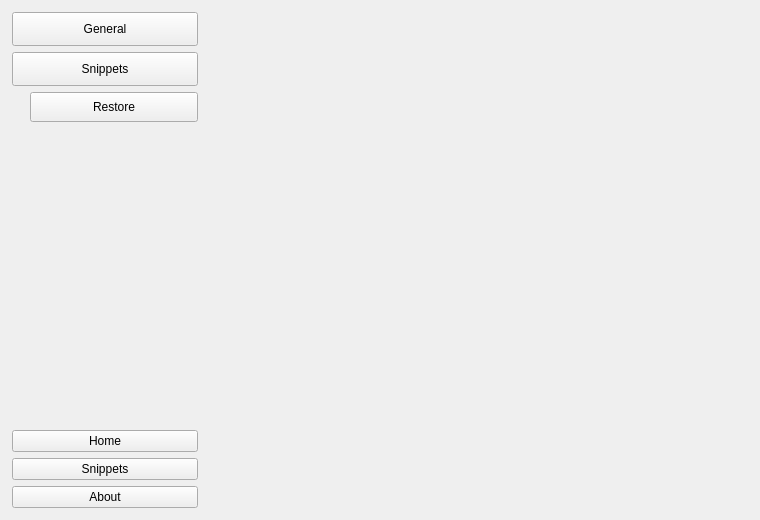
Old version of the form core/ui/settings/settings_screen.ui in the repository RearmostP/PySnips.
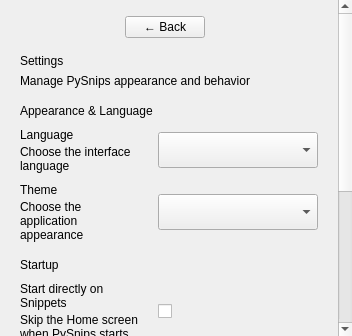
New version of the form.

The edit to the form file:
```diff
--- a/core/ui/settings/settings_screen.ui
+++ b/core/ui/settings/settings_screen.ui
@@ -2,21 +2,10 @@
 <ui version="4.0">
  <class>SettingsDialog</class>
  <widget class="QWidget" name="SettingsScreen">
-  <property name="geometry">
-   <rect>
-    <x>0</x>
-    <y>0</y>
-    <width>760</width>
-    <height>520</height>
-   </rect>
-  </property>
   <property name="windowTitle">
    <string>Settings</string>
   </property>
-  <layout class="QVBoxLayout" name="dialog_layout">
-   <property name="spacing">
-    <number>0</number>
-   </property>
+  <layout class="QVBoxLayout" name="main_layout">
    <property name="leftMargin">
     <number>0</number>
    </property>
@@ -30,171 +19,904 @@
     <number>0</number>
    </property>
    <item>
-    <layout class="QHBoxLayout" name="content_layout">
-     <property name="spacing">
-      <number>0</number>
+    <widget class="QScrollArea" name="settings_scroll">
+     <property name="widgetResizable">
+      <bool>true</bool>
      </property>
-     <item>
-      <widget class="QWidget" name="wdg_settings_sidebar">
-       <property name="minimumSize">
-        <size>
-         <width>210</width>
-         <height>0</height>
-        </size>
+     <property name="frameShape">
+      <enum>QFrame::NoFrame</enum>
+     </property>
+     <widget class="QWidget" name="settings_content">
+      <layout class="QHBoxLayout" name="viewport_layout">
+       <property name="leftMargin">
+        <number>0</number>
        </property>
-       <property name="maximumSize">
-        <size>
-         <width>260</width>
-         <height>16777215</height>
-        </size>
+       <property name="topMargin">
+        <number>0</number>
        </property>
-       <layout class="QVBoxLayout" name="sidebar_layout">
-        <property name="spacing">
-         <number>6</number>
-        </property>
-        <property name="leftMargin">
-         <number>12</number>
-        </property>
-        <property name="topMargin">
-         <number>12</number>
-        </property>
-        <property name="rightMargin">
-         <number>12</number>
-        </property>
-        <property name="bottomMargin">
-         <number>12</number>
-        </property>
-        <item>
-         <widget class="QPushButton" name="general_button">
-          <property name="minimumSize">
-           <size>
-            <width>0</width>
-            <height>34</height>
-           </size>
+       <property name="rightMargin">
+        <number>0</number>
+       </property>
+       <property name="bottomMargin">
+        <number>0</number>
+       </property>
+       <item>
+        <widget class="QWidget" name="settings_body">
+         <property name="maximumSize">
+          <size>
+           <width>780</width>
+           <height>16777215</height>
+          </size>
+         </property>
+         <layout class="QVBoxLayout" name="page_layout">
+          <property name="spacing">
+           <number>16</number>
           </property>
-          <property name="text">
-           <string>General</string>
+          <property name="leftMargin">
+           <number>20</number>
           </property>
-          <property name="i18nKey" stdset="0">
-           <string>settings.general</string>
+          <property name="topMargin">
+           <number>16</number>
           </property>
-         </widget>
-        </item>
-        <item>
-         <widget class="QPushButton" name="snips_button">
-          <property name="minimumSize">
-           <size>
-            <width>0</width>
-            <height>34</height>
-           </size>
+          <property name="rightMargin">
+           <number>20</number>
           </property>
-          <property name="text">
-           <string>Snippets</string>
+          <property name="bottomMargin">
+           <number>20</number>
           </property>
-          <property name="i18nKey" stdset="0">
-           <string>nav.snips</string>
-          </property>
-         </widget>
-        </item>
-        <item>
-         <widget class="QWidget" name="wdg_snips_submenu">
-          <layout class="QVBoxLayout" name="snips_submenu_layout">
-           <property name="spacing">
-            <number>4</number>
-           </property>
-           <property name="leftMargin">
-            <number>18</number>
-           </property>
-           <property name="topMargin">
-            <number>0</number>
-           </property>
-           <property name="rightMargin">
-            <number>0</number>
-           </property>
-           <property name="bottomMargin">
-            <number>0</number>
-           </property>
-           <item>
-            <widget class="QPushButton" name="deleted">
-             <property name="minimumSize">
-              <size>
-               <width>0</width>
-               <height>30</height>
-              </size>
+          <item>
+           <layout class="QHBoxLayout" name="back_layout">
+            <item>
+             <widget class="QPushButton" name="back">
+              <property name="text">
+               <string>← Back</string>
+              </property>
+              <property name="i18nKey" stdset="0">
+               <string>common.back</string>
+              </property>
+              <property name="sizePolicy">
+               <sizepolicy hsizetype="Maximum" vsizetype="Fixed">
+                <horstretch>0</horstretch>
+                <verstretch>0</verstretch>
+               </sizepolicy>
+              </property>
+             </widget>
+            </item>
+            <item>
+             <spacer name="back_spacer">
+              <property name="orientation">
+               <enum>Qt::Horizontal</enum>
+              </property>
+             </spacer>
+            </item>
+           </layout>
+          </item>
+          <item>
+           <widget class="QWidget" name="page_header">
+            <layout class="QVBoxLayout" name="header_layout">
+             <property name="leftMargin">
+              <number>0</number>
              </property>
-             <property name="text">
-              <string>Restore</string>
+             <property name="topMargin">
+              <number>0</number>
              </property>
-             <property name="i18nKey" stdset="0">
-              <string>trash.restore</string>
+             <property name="rightMargin">
+              <number>0</number>
              </property>
-            </widget>
-           </item>
-          </layout>
-         </widget>
-        </item>
-        <item>
-         <spacer name="sidebar_vertical_spacer">
-          <property name="orientation">
-           <enum>Qt::Orientation::Vertical</enum>
-          </property>
-          <property name="sizeType">
-           <enum>QSizePolicy::Policy::Expanding</enum>
-          </property>
-          <property name="sizeHint" stdset="0">
-           <size>
-            <width>20</width>
-            <height>40</height>
-           </size>
-          </property>
-         </spacer>
-        </item>
-        <item>
-         <widget class="QPushButton" name="home">
-          <property name="text">
-           <string>Home</string>
-          </property>
-          <property name="i18nKey" stdset="0">
-           <string>nav.home</string>
-          </property>
-         </widget>
-        </item>
-        <item>
-         <widget class="QPushButton" name="snips">
-          <property name="text">
-           <string>Snippets</string>
-          </property>
-          <property name="i18nKey" stdset="0">
-           <string>nav.snips</string>
-          </property>
-         </widget>
-        </item>
-        <item>
-         <widget class="QPushButton" name="about">
-          <property name="text">
-           <string>About</string>
-          </property>
-          <property name="i18nKey" stdset="0">
-           <string>settings.about</string>
-          </property>
-         </widget>
-        </item>
-       </layout>
-      </widget>
-     </item>
-     <item>
-      <widget class="QStackedWidget" name="wdg_settings_pages">
-       <property name="currentIndex">
-        <number>0</number>
-       </property>
-      </widget>
-     </item>
-    </layout>
+             <property name="bottomMargin">
+              <number>0</number>
+             </property>
+             <property name="spacing">
+              <number>6</number>
+             </property>
+             <item>
+              <widget class="QLabel" name="page_title">
+               <property name="text">
+                <string>Settings</string>
+               </property>
+               <property name="wordWrap">
+                <bool>true</bool>
+               </property>
+               <property name="i18nKey" stdset="0">
+                <string>settings.title</string>
+               </property>
+              </widget>
+             </item>
+             <item>
+              <widget class="QLabel" name="page_subtitle">
+               <property name="text">
+                <string>Manage PySnips appearance and behavior</string>
+               </property>
+               <property name="wordWrap">
+                <bool>true</bool>
+               </property>
+               <property name="i18nKey" stdset="0">
+                <string>settings.subtitle</string>
+               </property>
+               <property name="settingsDescription" stdset="0">
+                <bool>true</bool>
+               </property>
+              </widget>
+             </item>
+            </layout>
+           </widget>
+          </item>
+          <item>
+           <widget class="QWidget" name="appearance_section">
+            <layout class="QVBoxLayout" name="appearance_layout">
+             <property name="leftMargin">
+              <number>0</number>
+             </property>
+             <property name="topMargin">
+              <number>0</number>
+             </property>
+             <property name="rightMargin">
+              <number>0</number>
+             </property>
+             <property name="bottomMargin">
+              <number>0</number>
+             </property>
+             <property name="spacing">
+              <number>10</number>
+             </property>
+             <item>
+              <widget class="QLabel" name="appearance_heading">
+               <property name="text">
+                <string>Appearance &amp; Language</string>
+               </property>
+               <property name="wordWrap">
+                <bool>true</bool>
+               </property>
+               <property name="i18nKey" stdset="0">
+                <string>settings.section.appearance</string>
+               </property>
+               <property name="settingsSection" stdset="0">
+                <bool>true</bool>
+               </property>
+              </widget>
+             </item>
+             <item>
+              <widget class="QWidget" name="language_row">
+               <layout class="QHBoxLayout" name="language_row_layout" stretch="1,0">
+                <property name="leftMargin">
+                 <number>0</number>
+                </property>
+                <property name="topMargin">
+                 <number>0</number>
+                </property>
+                <property name="rightMargin">
+                 <number>0</number>
+                </property>
+                <property name="bottomMargin">
+                 <number>0</number>
+                </property>
+                <property name="spacing">
+                 <number>18</number>
+                </property>
+                <item>
+                 <widget class="QWidget" name="language_text">
+                  <layout class="QVBoxLayout" name="language_text_layout">
+                   <property name="leftMargin">
+                    <number>0</number>
+                   </property>
+                   <property name="topMargin">
+                    <number>0</number>
+                   </property>
+                   <property name="rightMargin">
+                    <number>0</number>
+                   </property>
+                   <property name="bottomMargin">
+                    <number>0</number>
+                   </property>
+                   <property name="spacing">
+                    <number>3</number>
+                   </property>
+                   <item>
+                    <widget class="QLabel" name="language_title">
+                     <property name="text">
+                      <string>Language</string>
+                     </property>
+                     <property name="wordWrap">
+                      <bool>true</bool>
+                     </property>
+                     <property name="i18nKey" stdset="0">
+                      <string>settings.language</string>
+                     </property>
+                     <property name="settingsRowTitle" stdset="0">
+                      <bool>true</bool>
+                     </property>
+                    </widget>
+                   </item>
+                   <item>
+                    <widget class="QLabel" name="language_description">
+                     <property name="text">
+                      <string>Choose the interface language</string>
+                     </property>
+                     <property name="wordWrap">
+                      <bool>true</bool>
+                     </property>
+                     <property name="i18nKey" stdset="0">
+                      <string>settings.language_description</string>
+                     </property>
+                     <property name="settingsDescription" stdset="0">
+                      <bool>true</bool>
+                     </property>
+                    </widget>
+                   </item>
+                  </layout>
+                 </widget>
+                </item>
+                <item>
+                 <widget class="QComboBox" name="language">
+                  <property name="settingsControl" stdset="0">
+                   <bool>true</bool>
+                  </property>
+                  <property name="minimumSize">
+                   <size>
+                    <width>160</width>
+                    <height>36</height>
+                   </size>
+                  </property>
+                  <property name="maximumSize">
+                   <size>
+                    <width>180</width>
+                    <height>36</height>
+                   </size>
+                  </property>
+                  <property name="i18nTooltipKey" stdset="0">
+                   <string>settings.language</string>
+                  </property>
+                 </widget>
+                </item>
+               </layout>
+              </widget>
+             </item>
+             <item>
+              <widget class="QWidget" name="theme_row">
+               <layout class="QHBoxLayout" name="theme_row_layout" stretch="1,0">
+                <property name="leftMargin">
+                 <number>0</number>
+                </property>
+                <property name="topMargin">
+                 <number>0</number>
+                </property>
+                <property name="rightMargin">
+                 <number>0</number>
+                </property>
+                <property name="bottomMargin">
+                 <number>0</number>
+                </property>
+                <property name="spacing">
+                 <number>18</number>
+                </property>
+                <item>
+                 <widget class="QWidget" name="theme_text">
+                  <layout class="QVBoxLayout" name="theme_text_layout">
+                   <property name="leftMargin">
+                    <number>0</number>
+                   </property>
+                   <property name="topMargin">
+                    <number>0</number>
+                   </property>
+                   <property name="rightMargin">
+                    <number>0</number>
+                   </property>
+                   <property name="bottomMargin">
+                    <number>0</number>
+                   </property>
+                   <property name="spacing">
+                    <number>3</number>
+                   </property>
+                   <item>
+                    <widget class="QLabel" name="theme_title">
+                     <property name="text">
+                      <string>Theme</string>
+                     </property>
+                     <property name="wordWrap">
+                      <bool>true</bool>
+                     </property>
+                     <property name="i18nKey" stdset="0">
+                      <string>settings.theme</string>
+                     </property>
+                     <property name="settingsRowTitle" stdset="0">
+                      <bool>true</bool>
+                     </property>
+                    </widget>
+                   </item>
+                   <item>
+                    <widget class="QLabel" name="theme_description">
+                     <property name="text">
+                      <string>Choose the application appearance</string>
+                     </property>
+                     <property name="wordWrap">
+                      <bool>true</bool>
+                     </property>
+                     <property name="i18nKey" stdset="0">
+                      <string>settings.theme_description</string>
+                     </property>
+                     <property name="settingsDescription" stdset="0">
+                      <bool>true</bool>
+                     </property>
+                    </widget>
+                   </item>
+                  </layout>
+                 </widget>
+                </item>
+                <item>
+                 <widget class="QComboBox" name="theme">
+                  <property name="settingsControl" stdset="0">
+                   <bool>true</bool>
+                  </property>
+                  <property name="minimumSize">
+                   <size>
+                    <width>160</width>
+                    <height>36</height>
+                   </size>
+                  </property>
+                  <property name="maximumSize">
+                   <size>
+                    <width>180</width>
+                    <height>36</height>
+                   </size>
+                  </property>
+                  <property name="i18nTooltipKey" stdset="0">
+                   <string>settings.theme</string>
+                  </property>
+                 </widget>
+                </item>
+               </layout>
+              </widget>
+             </item>
+            </layout>
+           </widget>
+          </item>
+          <item>
+           <widget class="QWidget" name="startup_section">
+            <layout class="QVBoxLayout" name="startup_layout">
+             <property name="leftMargin">
+              <number>0</number>
+             </property>
+             <property name="topMargin">
+              <number>0</number>
+             </property>
+             <property name="rightMargin">
+              <number>0</number>
+             </property>
+             <property name="bottomMargin">
+              <number>0</number>
+             </property>
+             <property name="spacing">
+              <number>10</number>
+             </property>
+             <item>
+              <widget class="QLabel" name="startup_heading">
+               <property name="text">
+                <string>Startup</string>
+               </property>
+               <property name="wordWrap">
+                <bool>true</bool>
+               </property>
+               <property name="i18nKey" stdset="0">
+                <string>settings.section.startup</string>
+               </property>
+               <property name="settingsSection" stdset="0">
+                <bool>true</bool>
+               </property>
+              </widget>
+             </item>
+             <item>
+              <widget class="QWidget" name="start_on_snips_row">
+               <layout class="QHBoxLayout" name="start_on_snips_row_layout" stretch="1,0">
+                <property name="leftMargin">
+                 <number>0</number>
+                </property>
+                <property name="topMargin">
+                 <number>0</number>
+                </property>
+                <property name="rightMargin">
+                 <number>0</number>
+                </property>
+                <property name="bottomMargin">
+                 <number>0</number>
+                </property>
+                <property name="spacing">
+                 <number>18</number>
+                </property>
+                <item>
+                 <widget class="QWidget" name="start_on_snips_text">
+                  <layout class="QVBoxLayout" name="start_on_snips_text_layout">
+                   <property name="leftMargin">
+                    <number>0</number>
+                   </property>
+                   <property name="topMargin">
+                    <number>0</number>
+                   </property>
+                   <property name="rightMargin">
+                    <number>0</number>
+                   </property>
+                   <property name="bottomMargin">
+                    <number>0</number>
+                   </property>
+                   <property name="spacing">
+                    <number>3</number>
+                   </property>
+                   <item>
+                    <widget class="QLabel" name="start_on_snips_title">
+                     <property name="text">
+                      <string>Start directly on Snippets</string>
+                     </property>
+                     <property name="wordWrap">
+                      <bool>true</bool>
+                     </property>
+                     <property name="i18nKey" stdset="0">
+                      <string>settings.start_snips</string>
+                     </property>
+                     <property name="settingsRowTitle" stdset="0">
+                      <bool>true</bool>
+                     </property>
+                    </widget>
+                   </item>
+                   <item>
+                    <widget class="QLabel" name="start_on_snips_description">
+                     <property name="text">
+                      <string>Skip the Home screen when PySnips starts</string>
+                     </property>
+                     <property name="wordWrap">
+                      <bool>true</bool>
+                     </property>
+                     <property name="i18nKey" stdset="0">
+                      <string>settings.start_snips_description</string>
+                     </property>
+                     <property name="settingsDescription" stdset="0">
+                      <bool>true</bool>
+                     </property>
+                    </widget>
+                   </item>
+                  </layout>
+                 </widget>
+                </item>
+                <item>
+                 <widget class="QWidget" name="startup_control_holder">
+                  <property name="minimumSize">
+                   <size>
+                    <width>160</width>
+                    <height>0</height>
+                   </size>
+                  </property>
+                  <property name="maximumSize">
+                   <size>
+                    <width>180</width>
+                    <height>16777215</height>
+                   </size>
+                  </property>
+                  <layout class="QHBoxLayout" name="startup_control_layout">
+                   <property name="leftMargin">
+                    <number>0</number>
+                   </property>
+                   <property name="topMargin">
+                    <number>0</number>
+                   </property>
+                   <property name="rightMargin">
+                    <number>0</number>
+                   </property>
+                   <property name="bottomMargin">
+                    <number>0</number>
+                   </property>
+                   <item>
+                    <widget class="QCheckBox" name="start_on_snips">
+                     <property name="settingsControl" stdset="0">
+                      <bool>true</bool>
+                     </property>
+                     <property name="text">
+                      <string />
+                     </property>
+                     <property name="i18nTooltipKey" stdset="0">
+                      <string>settings.start_snips</string>
+                     </property>
+                    </widget>
+                   </item>
+                   <item>
+                    <spacer name="startup_control_spacer">
+                     <property name="orientation">
+                      <enum>Qt::Horizontal</enum>
+                     </property>
+                    </spacer>
+                   </item>
+                  </layout>
+                 </widget>
+                </item>
+               </layout>
+              </widget>
+             </item>
+            </layout>
+           </widget>
+          </item>
+          <item>
+           <widget class="QWidget" name="data_section">
+            <layout class="QVBoxLayout" name="data_layout">
+             <property name="leftMargin">
+              <number>0</number>
+             </property>
+             <property name="topMargin">
+              <number>0</number>
+             </property>
+             <property name="rightMargin">
+              <number>0</number>
+             </property>
+             <property name="bottomMargin">
+              <number>0</number>
+             </property>
+             <property name="spacing">
+              <number>10</number>
+             </property>
+             <item>
+              <widget class="QLabel" name="data_heading">
+               <property name="text">
+                <string>Snippets &amp; Data</string>
+               </property>
+               <property name="wordWrap">
+                <bool>true</bool>
+               </property>
+               <property name="i18nKey" stdset="0">
+                <string>settings.section.data</string>
+               </property>
+               <property name="settingsSection" stdset="0">
+                <bool>true</bool>
+               </property>
+              </widget>
+             </item>
+             <item>
+              <widget class="QWidget" name="deleted_row">
+               <layout class="QHBoxLayout" name="deleted_row_layout" stretch="1,0">
+                <property name="leftMargin">
+                 <number>0</number>
+                </property>
+                <property name="topMargin">
+                 <number>0</number>
+                </property>
+                <property name="rightMargin">
+                 <number>0</number>
+                </property>
+                <property name="bottomMargin">
+                 <number>0</number>
+                </property>
+                <property name="spacing">
+                 <number>18</number>
+                </property>
+                <item>
+                 <widget class="QWidget" name="deleted_text">
+                  <layout class="QVBoxLayout" name="deleted_text_layout">
+                   <property name="leftMargin">
+                    <number>0</number>
+                   </property>
+                   <property name="topMargin">
+                    <number>0</number>
+                   </property>
+                   <property name="rightMargin">
+                    <number>0</number>
+                   </property>
+                   <property name="bottomMargin">
+                    <number>0</number>
+                   </property>
+                   <property name="spacing">
+                    <number>3</number>
+                   </property>
+                   <item>
+                    <widget class="QLabel" name="deleted_title">
+                     <property name="text">
+                      <string>Deleted snippets</string>
+                     </property>
+                     <property name="wordWrap">
+                      <bool>true</bool>
+                     </property>
+                     <property name="i18nKey" stdset="0">
+                      <string>settings.deleted_title</string>
+                     </property>
+                     <property name="settingsRowTitle" stdset="0">
+                      <bool>true</bool>
+                     </property>
+                    </widget>
+                   </item>
+                   <item>
+                    <widget class="QLabel" name="deleted_description">
+                     <property name="text">
+                      <string>View and restore deleted snippets</string>
+                     </property>
+                     <property name="wordWrap">
+                      <bool>true</bool>
+                     </property>
+                     <property name="i18nKey" stdset="0">
+                      <string>settings.deleted_description</string>
+                     </property>
+                     <property name="settingsDescription" stdset="0">
+                      <bool>true</bool>
+                     </property>
+                    </widget>
+                   </item>
+                  </layout>
+                 </widget>
+                </item>
+                <item>
+                 <widget class="QPushButton" name="deleted">
+                  <property name="settingsControl" stdset="0">
+                   <bool>true</bool>
+                  </property>
+                  <property name="minimumSize">
+                   <size>
+                    <width>100</width>
+                    <height>36</height>
+                   </size>
+                  </property>
+                  <property name="text">
+                   <string>Open</string>
+                  </property>
+                  <property name="i18nKey" stdset="0">
+                   <string>settings.open</string>
+                  </property>
+                  <property name="maximumSize">
+                   <size>
+                    <width>120</width>
+                    <height>36</height>
+                   </size>
+                  </property>
+                 </widget>
+                </item>
+               </layout>
+              </widget>
+             </item>
+             <item>
+              <widget class="QWidget" name="rebuild_row">
+               <layout class="QHBoxLayout" name="rebuild_row_layout" stretch="1,0">
+                <property name="leftMargin">
+                 <number>0</number>
+                </property>
+                <property name="topMargin">
+                 <number>0</number>
+                </property>
+                <property name="rightMargin">
+                 <number>0</number>
+                </property>
+                <property name="bottomMargin">
+                 <number>0</number>
+                </property>
+                <property name="spacing">
+                 <number>18</number>
+                </property>
+                <item>
+                 <widget class="QWidget" name="rebuild_text">
+                  <layout class="QVBoxLayout" name="rebuild_text_layout">
+                   <property name="leftMargin">
+                    <number>0</number>
+                   </property>
+                   <property name="topMargin">
+                    <number>0</number>
+                   </property>
+                   <property name="rightMargin">
+                    <number>0</number>
+                   </property>
+                   <property name="bottomMargin">
+                    <number>0</number>
+                   </property>
+                   <property name="spacing">
+                    <number>3</number>
+                   </property>
+                   <item>
+                    <widget class="QLabel" name="rebuild_title">
+                     <property name="text">
+                      <string>Search index</string>
+                     </property>
+                     <property name="wordWrap">
+                      <bool>true</bool>
+                     </property>
+                     <property name="i18nKey" stdset="0">
+                      <string>settings.search_index</string>
+                     </property>
+                     <property name="settingsRowTitle" stdset="0">
+                      <bool>true</bool>
+                     </property>
+                    </widget>
+                   </item>
+                   <item>
+                    <widget class="QLabel" name="rebuild_description">
+                     <property name="text">
+                      <string>Rebuild the search index from the snippet files</string>
+                     </property>
+                     <property name="wordWrap">
+                      <bool>true</bool>
+                     </property>
+                     <property name="i18nKey" stdset="0">
+                      <string>settings.rebuild_description</string>
+                     </property>
+                     <property name="settingsDescription" stdset="0">
+                      <bool>true</bool>
+                     </property>
+                    </widget>
+                   </item>
+                  </layout>
+                 </widget>
+                </item>
+                <item>
+                 <widget class="QPushButton" name="rebuild">
+                  <property name="settingsControl" stdset="0">
+                   <bool>true</bool>
+                  </property>
+                  <property name="minimumSize">
+                   <size>
+                    <width>100</width>
+                    <height>36</height>
+                   </size>
+                  </property>
+                  <property name="text">
+                   <string>Rebuild</string>
+                  </property>
+                  <property name="i18nKey" stdset="0">
+                   <string>settings.rebuild_action</string>
+                  </property>
+                  <property name="maximumSize">
+                   <size>
+                    <width>120</width>
+                    <height>36</height>
+                   </size>
+                  </property>
+                 </widget>
+                </item>
+               </layout>
+              </widget>
+             </item>
+            </layout>
+           </widget>
+          </item>
+          <item>
+           <widget class="QWidget" name="about_section">
+            <layout class="QVBoxLayout" name="about_layout">
+             <property name="leftMargin">
+              <number>0</number>
+             </property>
+             <property name="topMargin">
+              <number>0</number>
+             </property>
+             <property name="rightMargin">
+              <number>0</number>
+             </property>
+             <property name="bottomMargin">
+              <number>0</number>
+             </property>
+             <property name="spacing">
+              <number>10</number>
+             </property>
+             <item>
+              <widget class="QLabel" name="about_heading">
+               <property name="text">
+                <string>About</string>
+               </property>
+               <property name="wordWrap">
+                <bool>true</bool>
+               </property>
+               <property name="i18nKey" stdset="0">
+                <string>settings.section.about</string>
+               </property>
+               <property name="settingsSection" stdset="0">
+                <bool>true</bool>
+               </property>
+              </widget>
+             </item>
+             <item>
+              <widget class="QWidget" name="about_row">
+               <layout class="QHBoxLayout" name="about_row_layout" stretch="1,0">
+                <property name="leftMargin">
+                 <number>0</number>
+                </property>
+                <property name="topMargin">
+                 <number>0</number>
+                </property>
+                <property name="rightMargin">
+                 <number>0</number>
+                </property>
+                <property name="bottomMargin">
+                 <number>0</number>
+                </property>
+                <property name="spacing">
+                 <number>18</number>
+                </property>
+                <item>
+                 <widget class="QWidget" name="about_text">
+                  <layout class="QVBoxLayout" name="about_text_layout">
+                   <property name="leftMargin">
+                    <number>0</number>
+                   </property>
+                   <property name="topMargin">
+                    <number>0</number>
+                   </property>
+                   <property name="rightMargin">
+                    <number>0</number>
+                   </property>
+                   <property name="bottomMargin">
+                    <number>0</number>
+                   </property>
+                   <property name="spacing">
+                    <number>3</number>
+                   </property>
+                   <item>
+                    <widget class="QLabel" name="about_title">
+                     <property name="text">
+                      <string>PySnips V2</string>
+                     </property>
+                     <property name="wordWrap">
+                      <bool>true</bool>
+                     </property>
+                     <property name="settingsRowTitle" stdset="0">
+                      <bool>true</bool>
+                     </property>
+                    </widget>
+                   </item>
+                   <item>
+                    <widget class="QLabel" name="about_description">
+                     <property name="text">
+                      <string>Application information and links</string>
+                     </property>
+                     <property name="wordWrap">
+                      <bool>true</bool>
+                     </property>
+                     <property name="i18nKey" stdset="0">
+                      <string>settings.about_description</string>
+                     </property>
+                     <property name="settingsDescription" stdset="0">
+                      <bool>true</bool>
+                     </property>
+                    </widget>
+                   </item>
+                  </layout>
+                 </widget>
+                </item>
+                <item>
+                 <widget class="QPushButton" name="about">
+                  <property name="settingsControl" stdset="0">
+                   <bool>true</bool>
+                  </property>
+                  <property name="minimumSize">
+                   <size>
+                    <width>100</width>
+                    <height>36</height>
+                   </size>
+                  </property>
+                  <property name="text">
+                   <string>About</string>
+                  </property>
+                  <property name="i18nKey" stdset="0">
+                   <string>settings.about</string>
+                  </property>
+                  <property name="maximumSize">
+                   <size>
+                    <width>120</width>
+                    <height>36</height>
+                   </size>
+                  </property>
+                 </widget>
+                </item>
+               </layout>
+              </widget>
+             </item>
+            </layout>
+           </widget>
+          </item>
+          <item>
+           <spacer name="bottom_spacer">
+            <property name="orientation">
+             <enum>Qt::Vertical</enum>
+            </property>
+            <property name="sizeType">
+             <enum>QSizePolicy::Expanding</enum>
+            </property>
+           </spacer>
+          </item>
+         </layout>
+        </widget>
+       </item>
+      </layout>
+     </widget>
+    </widget>
    </item>
   </layout>
-  <property name="layoutDirection">
-   <enum>Qt::LeftToRight</enum>
-  </property>
  </widget>
  <resources />
  <connections />
```
Left out of the diff: 2 changed lines with no effect on the pictures.
